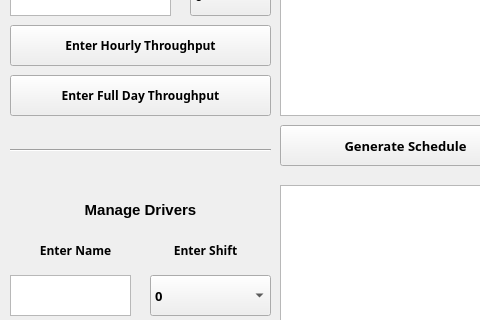
JHarnishfeger/ECE1140_Conductors, file MBO/mbo.ui: the form before one commit; both pictures show x 0 to 480 and y 165 to 485 of the 800 by 600 pixel window.
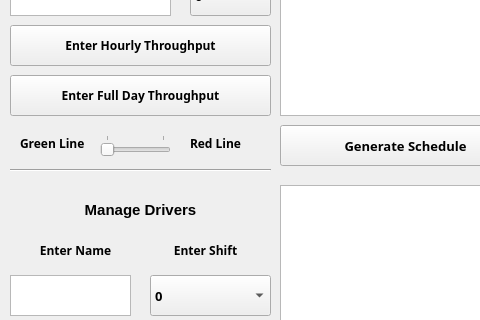
The form after the commit.

The edit to the form file:
```diff
--- a/MBO/mbo.ui
+++ b/MBO/mbo.ui
@@ -781,7 +781,7 @@
     <property name="geometry">
      <rect>
       <x>10</x>
-      <y>300</y>
+      <y>320</y>
       <width>261</width>
       <height>31</height>
      </rect>
@@ -796,6 +796,74 @@
      <enum>Qt::Horizontal</enum>
     </property>
    </widget>
+   <widget class="QSlider" name="horizontalSlider">
+    <property name="geometry">
+     <rect>
+      <x>100</x>
+      <y>300</y>
+      <width>71</width>
+      <height>22</height>
+     </rect>
+    </property>
+    <property name="maximum">
+     <number>1</number>
+    </property>
+    <property name="pageStep">
+     <number>1</number>
+    </property>
+    <property name="value">
+     <number>0</number>
+    </property>
+    <property name="orientation">
+     <enum>Qt::Horizontal</enum>
+    </property>
+    <property name="tickPosition">
+     <enum>QSlider::TicksAbove</enum>
+    </property>
+    <property name="tickInterval">
+     <number>1</number>
+    </property>
+   </widget>
+   <widget class="QLabel" name="label">
+    <property name="geometry">
+     <rect>
+      <x>190</x>
+      <y>300</y>
+      <width>55</width>
+      <height>16</height>
+     </rect>
+    </property>
+    <property name="font">
+     <font>
+      <family>Segoe UI Semibold</family>
+      <weight>75</weight>
+      <bold>true</bold>
+     </font>
+    </property>
+    <property name="text">
+     <string>Red Line</string>
+    </property>
+   </widget>
+   <widget class="QLabel" name="label_7">
+    <property name="geometry">
+     <rect>
+      <x>20</x>
+      <y>300</y>
+      <width>71</width>
+      <height>16</height>
+     </rect>
+    </property>
+    <property name="font">
+     <font>
+      <family>Segoe UI Semibold</family>
+      <weight>75</weight>
+      <bold>true</bold>
+     </font>
+    </property>
+    <property name="text">
+     <string>Green Line</string>
+    </property>
+   </widget>
   </widget>
   <widget class="QMenuBar" name="menubar">
    <property name="geometry">
```
